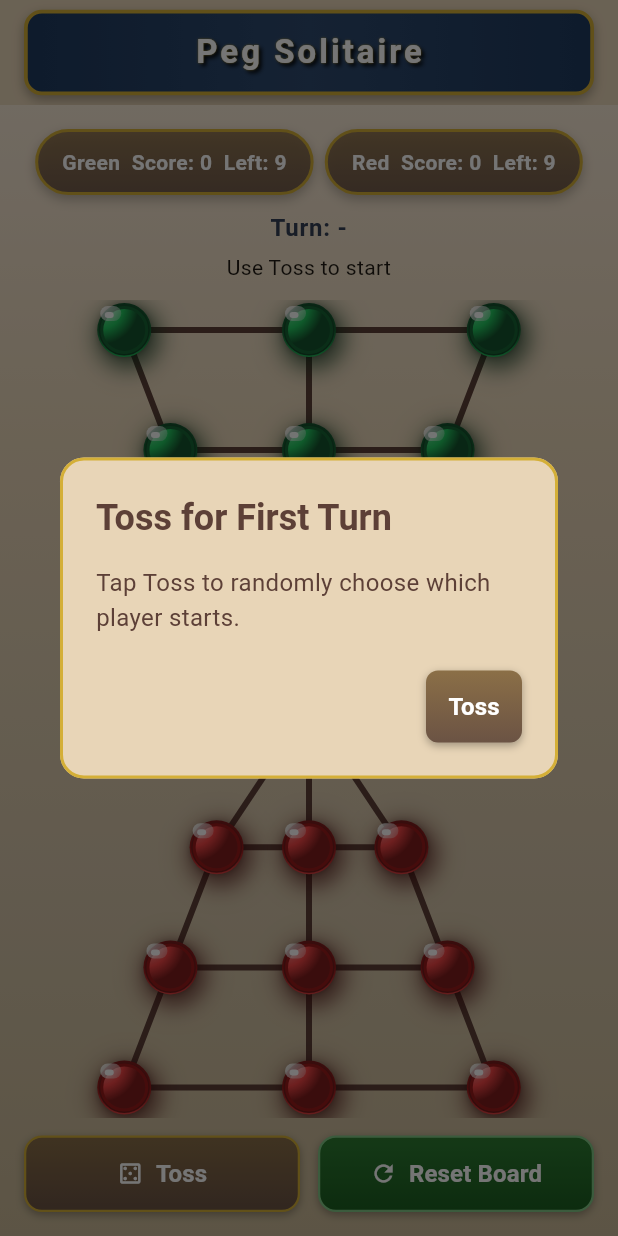
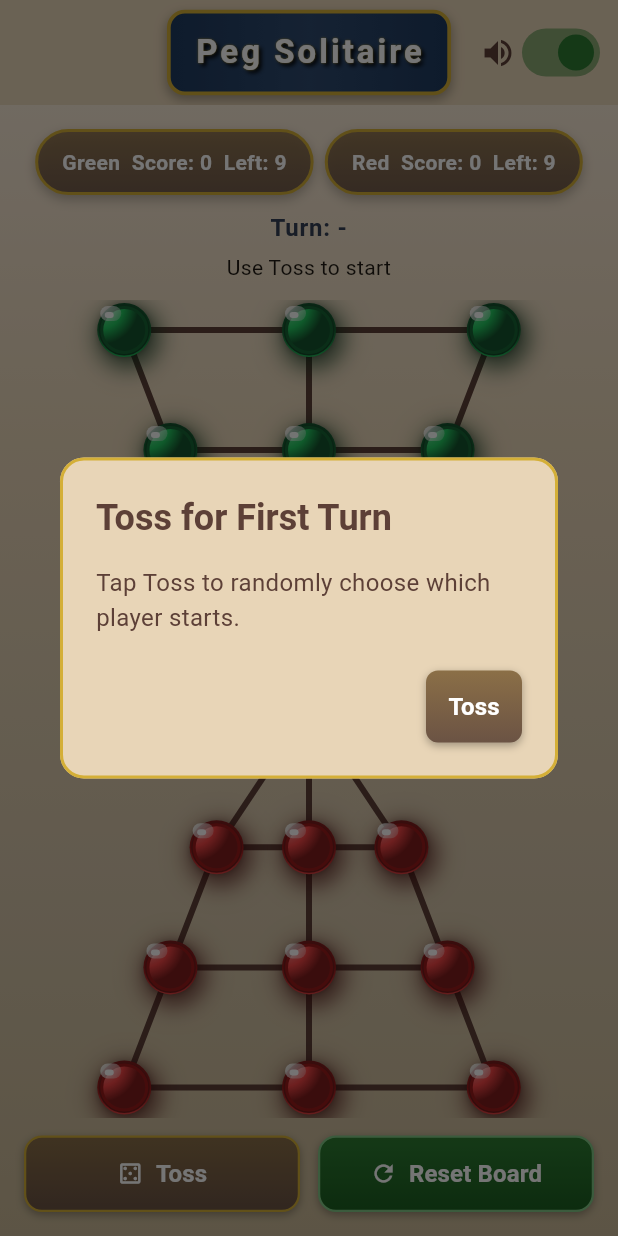
Before and after one commit to azadsagar/peg_solitaire, a Flutter app: the screen it shows after launch, on a phone screen of 412 x 824 dp. Run offline on Flutter 3.47's test engine with Material 3 defaults, Android fonts, the light colour scheme and no system bars; our stand-ins replace audioplayers.

Commit message:
feat: add sounds to game movement, taking out peg, draw and win

```diff
--- a/lib/main.dart
+++ b/lib/main.dart
@@ -1,8 +1,10 @@
 import 'dart:math' as math;
+import 'dart:async';
 
 import 'package:flutter/material.dart';
 import 'package:flutter/services.dart';
 
+import 'audio_controller.dart';
 import 'board_definition.dart';
 import 'game_logic.dart';
 
@@ -40,6 +42,7 @@ class _HourglassGameScreenState extends State<HourglassGameScreen> {
   static const _animationDuration = Duration(milliseconds: 280);
   final BoardDefinition _board = BoardDefinition.hourglass();
   late final HourglassGame _game = HourglassGame(_board);
+  late final AudioController _audio = AudioController();
   final math.Random _random = math.Random();
 
   Team? _currentTurn;
@@ -49,6 +52,7 @@ class _HourglassGameScreenState extends State<HourglassGameScreen> {
   bool _animating = false;
   bool _hasGameStarted = false;
   Team? _winnerToastShownFor;
+  bool _soundEnabled = true;
 
   @override
   void initState() {
@@ -69,10 +73,7 @@ class _HourglassGameScreenState extends State<HourglassGameScreen> {
           backgroundColor: const Color(0xFFE8D5B7),
           shape: RoundedRectangleBorder(
             borderRadius: BorderRadius.circular(16),
-            side: const BorderSide(
-              color: Color(0xFFD4AF37),
-              width: 2,
-            ),
+            side: const BorderSide(color: Color(0xFFD4AF37), width: 2),
           ),
           title: const Text(
             'Toss for First Turn',
@@ -83,10 +84,7 @@ class _HourglassGameScreenState extends State<HourglassGameScreen> {
           ),
           content: const Text(
             'Tap Toss to randomly choose which player starts.',
-            style: TextStyle(
-              color: Color(0xFF5D4037),
-              fontSize: 16,
-            ),
+            style: TextStyle(color: Color(0xFF5D4037), fontSize: 16),
           ),
           actions: [
             Container(
@@ -191,16 +189,13 @@ class _HourglassGameScreenState extends State<HourglassGameScreen> {
       return;
     }
 
+    late final MoveResolution outcome;
     setState(() {
       _animating = true;
       _hasGameStarted = true;
       _selectedNode = null;
       _validTargets = <String>{};
-      final outcome = _game.applyMove(
-        move,
-        turn,
-        restrictedNodeId: _forcedNode,
-      );
+      outcome = _game.applyMove(move, turn, restrictedNodeId: _forcedNode);
       _game.recordMove(move, turn);
 
       if (outcome.keepTurn) {
@@ -213,6 +208,12 @@ class _HourglassGameScreenState extends State<HourglassGameScreen> {
         _currentTurn = turn.opponent;
       }
     });
+
+    if (outcome.capturedPegId != null) {
+      unawaited(_audio.playCapture());
+    } else {
+      unawaited(_audio.playMove());
+    }
 
     await Future<void>.delayed(_animationDuration);
 
@@ -233,9 +234,11 @@ class _HourglassGameScreenState extends State<HourglassGameScreen> {
 
     final winner = _game.winner();
     if (winner != null && _winnerToastShownFor != winner && mounted) {
+      unawaited(_audio.playWin());
       _showWinnerToast(winner);
       _winnerToastShownFor = winner;
     } else if (_game.isDraw() && mounted) {
+      unawaited(_audio.playDraw());
       _showDrawDialog();
     }
   }
@@ -294,10 +297,7 @@ class _HourglassGameScreenState extends State<HourglassGameScreen> {
           backgroundColor: const Color(0xFFE8D5B7),
           shape: RoundedRectangleBorder(
             borderRadius: BorderRadius.circular(16),
-            side: const BorderSide(
-              color: Color(0xFFD4AF37),
-              width: 2,
-            ),
+            side: const BorderSide(color: Color(0xFFD4AF37), width: 2),
           ),
           title: const Text(
             'Game Draw!',
@@ -310,10 +310,7 @@ class _HourglassGameScreenState extends State<HourglassGameScreen> {
           ),
           content: const Text(
             'Players have repeated the same 3 moves.\nNo winner can be determined.',
-            style: TextStyle(
-              color: Color(0xFF5D4037),
-              fontSize: 16,
-            ),
+            style: TextStyle(color: Color(0xFF5D4037), fontSize: 16),
             textAlign: TextAlign.center,
           ),
           actionsAlignment: MainAxisAlignment.center,
@@ -360,6 +357,19 @@ class _HourglassGameScreenState extends State<HourglassGameScreen> {
     return {for (final piece in _game.pieces) piece.nodeId: piece};
   }
 
+  void _toggleSound() {
+    setState(() {
+      _soundEnabled = !_soundEnabled;
+      _audio.toggleMuted();
+    });
+  }
+
+  @override
+  void dispose() {
+    _audio.dispose();
+    super.dispose();
+  }
+
   @override
   Widget build(BuildContext context) {
     final winner = _game.winner();
@@ -378,9 +388,7 @@ class _HourglassGameScreenState extends State<HourglassGameScreen> {
 
     return Scaffold(
       appBar: AppBar(
-        title: SizedBox(
-          width: double.infinity,
-          child: Container(
+        title: Container(
           padding: const EdgeInsets.symmetric(horizontal: 16, vertical: 12),
           decoration: BoxDecoration(
             gradient: const LinearGradient(
@@ -396,13 +404,9 @@ class _HourglassGameScreenState extends State<HourglassGameScreen> {
                 offset: const Offset(0, 3),
               ),
             ],
-              border: Border.all(
-                color: const Color(0xFFD4AF37),
-                width: 2.5,
+            border: Border.all(color: const Color(0xFFD4AF37), width: 2.5),
           ),
-            ),
-            child: const Center(
-              child: Text(
+          child: const Text(
             'Peg Solitaire',
             style: TextStyle(
               fontSize: 22,
@@ -424,12 +428,29 @@ class _HourglassGameScreenState extends State<HourglassGameScreen> {
             ),
           ),
         ),
-          ),
-        ),
         centerTitle: true,
         elevation: 0,
         backgroundColor: Colors.transparent,
         toolbarHeight: 70,
+        actions: [
+          Padding(
+            padding: const EdgeInsets.only(right: 8),
+            child: Row(
+              mainAxisSize: MainAxisSize.min,
+              children: [
+                Icon(
+                  _soundEnabled ? Icons.volume_up : Icons.volume_off,
+                  color: const Color(0xFF5D4037),
+                ),
+                Switch(
+                  value: _soundEnabled,
+                  onChanged: (_) => _toggleSound(),
+                  activeThumbColor: const Color(0xFF2E7D32),
+                ),
+              ],
+            ),
+          ),
+        ],
       ),
       body: Container(
         decoration: BoxDecoration(
@@ -526,7 +547,10 @@ class _HourglassGameScreenState extends State<HourglassGameScreen> {
                           onPressed: (_animating || _hasGameStarted)
                               ? null
                               : _tossForFirstTurn,
-                        icon: const Icon(Icons.casino_outlined, color: Colors.white),
+                          icon: const Icon(
+                            Icons.casino_outlined,
+                            color: Colors.white,
+                          ),
                           label: const Text(
                             'Toss',
                             style: TextStyle(
@@ -741,7 +765,8 @@ class _BoardView extends StatelessWidget {
 
               // Check if this piece can move (only for current turn)
               final isCurrentTeam = currentTurn == piece.team;
-              final canMove = isCurrentTeam &&
+              final canMove =
+                  isCurrentTeam &&
                   (forcedNode == null || forcedNode == piece.nodeId) &&
                   game.validMovesForNode(piece.nodeId, piece.team).isNotEmpty;
               final isSelected = selectedNode == piece.nodeId;
@@ -796,12 +821,10 @@ class _PegTokenState extends State<_PegToken>
       vsync: this,
     );
 
-    _pulseAnimation = Tween<double>(begin: 0.0, end: 1.0).animate(
-      CurvedAnimation(
-        parent: _controller,
-        curve: Curves.easeInOut,
-      ),
-    );
+    _pulseAnimation = Tween<double>(
+      begin: 0.0,
+      end: 1.0,
+    ).animate(CurvedAnimation(parent: _controller, curve: Curves.easeInOut));
 
     if (widget.canMove && !widget.isSelected) {
       _controller.repeat(reverse: true);
@@ -836,12 +859,28 @@ class _PegTokenState extends State<_PegToken>
 
     // Marble color schemes
     final topGradientColors = isGreen
-        ? [const Color(0xFF86EFAC), const Color(0xFF22C55E), const Color(0xFF14532D)]
-        : [const Color(0xFFFCA5A5), const Color(0xFFEF4444), const Color(0xFF7F1D1D)];
+        ? [
+            const Color(0xFF86EFAC),
+            const Color(0xFF22C55E),
+            const Color(0xFF14532D),
+          ]
+        : [
+            const Color(0xFFFCA5A5),
+            const Color(0xFFEF4444),
+            const Color(0xFF7F1D1D),
+          ];
 
     final bodyGradientColors = isGreen
-        ? [const Color(0xFF14532D), const Color(0xFF166534), const Color(0xFF22C55E)]
-        : [const Color(0xFF7F1D1D), const Color(0xFF991B1B), const Color(0xFFEF4444)];
+        ? [
+            const Color(0xFF14532D),
+            const Color(0xFF166534),
+            const Color(0xFF22C55E),
+          ]
+        : [
+            const Color(0xFF7F1D1D),
+            const Color(0xFF991B1B),
+            const Color(0xFFEF4444),
+          ];
 
     final shadowColor = isGreen
         ? const Color(0xFF052E16).withValues(alpha: 0.4)
@@ -930,7 +969,9 @@ class _PegTokenState extends State<_PegToken>
                 decoration: BoxDecoration(
                   shape: BoxShape.circle,
                   border: Border.all(
-                    color: isGreen ? const Color(0xFF14532D) : const Color(0xFF7F1D1D),
+                    color: isGreen
+                        ? const Color(0xFF14532D)
+                        : const Color(0xFF7F1D1D),
                     width: 1.5,
                   ),
                 ),
@@ -951,7 +992,9 @@ class _PegTokenState extends State<_PegToken>
                   border: Border.all(
                     color: widget.isSelected
                         ? const Color(0xFFFFD700)
-                        : (isGreen ? const Color(0xFF166534) : const Color(0xFF991B1B)),
+                        : (isGreen
+                              ? const Color(0xFF166534)
+                              : const Color(0xFF991B1B)),
                     width: widget.isSelected ? 3.0 : 2.0,
                   ),
                   boxShadow: [
```
Also changed, not shown: lib/audio_controller.dart (added, +36 -0 lines), pubspec.yaml (+3 -4 lines), pubspec.lock, 30 other files. Lines whose indentation alone changed are shown as unchanged.
